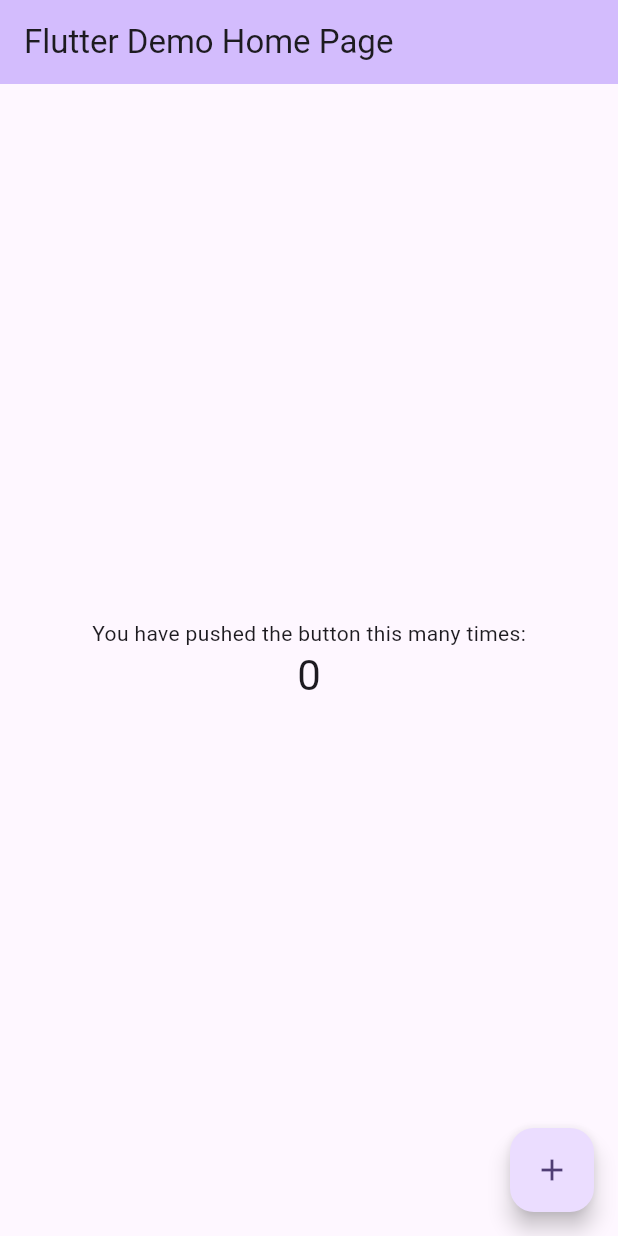
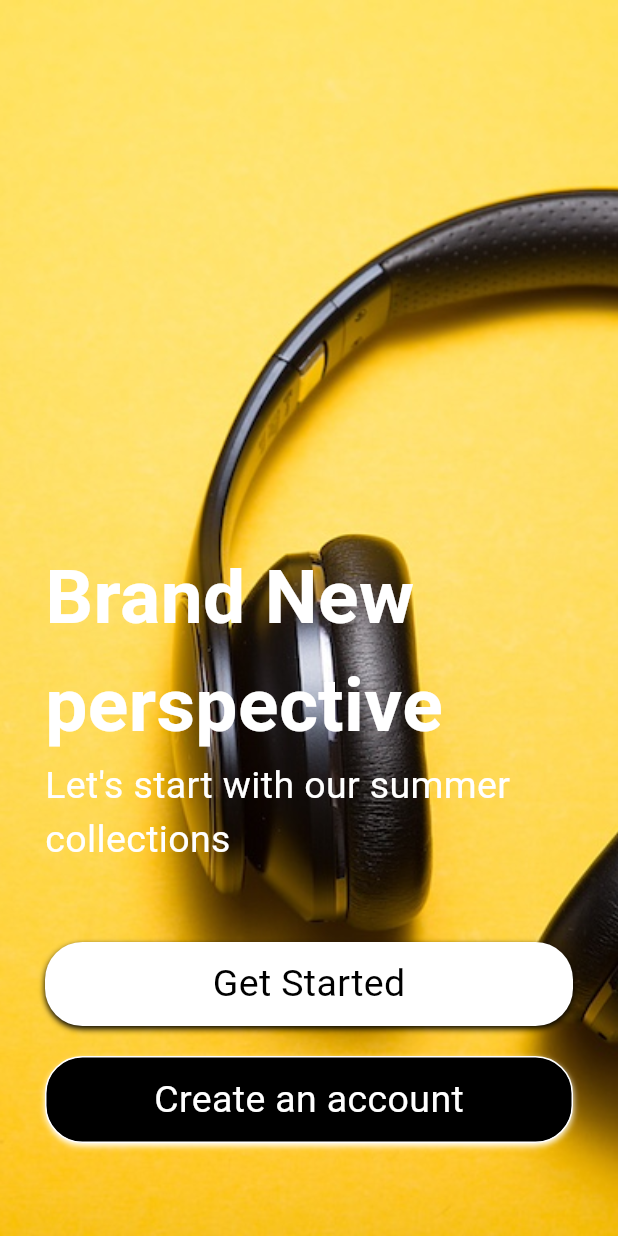
Before and after one commit to phpcodertop/flutter_ecommerce_ui, a Flutter app: the screen it shows after launch, on a phone screen of 412 x 824 dp. Run offline on Flutter 3.47's test engine with Material 3 defaults, Android fonts, the phone set to English and light mode, and no system bars.

Commit message:
finish splash screen

```diff
--- /dev/null
+++ b/lib/category/category.dart
@@ -0,0 +1,10 @@
+import 'package:flutter/material.dart';
+
+class Category extends StatelessWidget {
+  const Category({super.key});
+
+  @override
+  Widget build(BuildContext context) {
+    return Container();
+  }
+}
--- /dev/null
+++ b/lib/home/home.dart
@@ -0,0 +1,10 @@
+import 'package:flutter/material.dart';
+
+class Home extends StatelessWidget {
+  const Home({super.key});
+
+  @override
+  Widget build(BuildContext context) {
+    return Container();
+  }
+}
--- a/lib/main.dart
+++ b/lib/main.dart
@@ -1,4 +1,5 @@
 import 'package:flutter/material.dart';
+import 'package:flutter_ecommerce_ui/splash/splash.dart';
 
 void main() {
   runApp(const MyApp());
@@ -11,115 +12,13 @@ class MyApp extends StatelessWidget {
   @override
   Widget build(BuildContext context) {
     return MaterialApp(
-      title: 'Flutter Demo',
+      title: 'Flutter Ecommerce',
+      debugShowCheckedModeBanner: false,
       theme: ThemeData(
-        // This is the theme of your application.
-        //
-        // TRY THIS: Try running your application with "flutter run". You'll see
-        // the application has a purple toolbar. Then, without quitting the app,
-        // try changing the seedColor in the colorScheme below to Colors.green
-        // and then invoke "hot reload" (save your changes or press the "hot
-        // reload" button in a Flutter-supported IDE, or press "r" if you used
-        // the command line to start the app).
-        //
-        // Notice that the counter didn't reset back to zero; the application
-        // state is not lost during the reload. To reset the state, use hot
-        // restart instead.
-        //
-        // This works for code too, not just values: Most code changes can be
-        // tested with just a hot reload.
         colorScheme: ColorScheme.fromSeed(seedColor: Colors.deepPurple),
         useMaterial3: true,
       ),
-      home: const MyHomePage(title: 'Flutter Demo Home Page'),
+      home: const Splash(),
     );
   }
 }
-
-class MyHomePage extends StatefulWidget {
-  const MyHomePage({super.key, required this.title});
-
-  // This widget is the home page of your application. It is stateful, meaning
-  // that it has a State object (defined below) that contains fields that affect
-  // how it looks.
-
-  // This class is the configuration for the state. It holds the values (in this
-  // case the title) provided by the parent (in this case the App widget) and
-  // used by the build method of the State. Fields in a Widget subclass are
-  // always marked "final".
-
-  final String title;
-
-  @override
-  State<MyHomePage> createState() => _MyHomePageState();
-}
-
-class _MyHomePageState extends State<MyHomePage> {
-  int _counter = 0;
-
-  void _incrementCounter() {
-    setState(() {
-      // This call to setState tells the Flutter framework that something has
-      // changed in this State, which causes it to rerun the build method below
-      // so that the display can reflect the updated values. If we changed
-      // _counter without calling setState(), then the build method would not be
-      // called again, and so nothing would appear to happen.
-      _counter++;
-    });
-  }
-
-  @override
-  Widget build(BuildContext context) {
-    // This method is rerun every time setState is called, for instance as done
-    // by the _incrementCounter method above.
-    //
-    // The Flutter framework has been optimized to make rerunning build methods
-    // fast, so that you can just rebuild anything that needs updating rather
-    // than having to individually change instances of widgets.
-    return Scaffold(
-      appBar: AppBar(
-        // TRY THIS: Try changing the color here to a specific color (to
-        // Colors.amber, perhaps?) and trigger a hot reload to see the AppBar
-        // change color while the other colors stay the same.
-        backgroundColor: Theme.of(context).colorScheme.inversePrimary,
-        // Here we take the value from the MyHomePage object that was created by
-        // the App.build method, and use it to set our appbar title.
-        title: Text(widget.title),
-      ),
-      body: Center(
-        // Center is a layout widget. It takes a single child and positions it
-        // in the middle of the parent.
-        child: Column(
-          // Column is also a layout widget. It takes a list of children and
-          // arranges them vertically. By default, it sizes itself to fit its
-          // children horizontally, and tries to be as tall as its parent.
-          //
-          // Column has various properties to control how it sizes itself and
-          // how it positions its children. Here we use mainAxisAlignment to
-          // center the children vertically; the main axis here is the vertical
-          // axis because Columns are vertical (the cross axis would be
-          // horizontal).
-          //
-          // TRY THIS: Invoke "debug painting" (choose the "Toggle Debug Paint"
-          // action in the IDE, or press "p" in the console), to see the
-          // wireframe for each widget.
-          mainAxisAlignment: MainAxisAlignment.center,
-          children: <Widget>[
-            const Text(
-              'You have pushed the button this many times:',
-            ),
-            Text(
-              '$_counter',
-              style: Theme.of(context).textTheme.headlineMedium,
-            ),
-          ],
-        ),
-      ),
-      floatingActionButton: FloatingActionButton(
-        onPressed: _incrementCounter,
-        tooltip: 'Increment',
-        child: const Icon(Icons.add),
-      ), // This trailing comma makes auto-formatting nicer for build methods.
-    );
-  }
-}
--- /dev/null
+++ b/lib/splash/splash.dart
@@ -0,0 +1,125 @@
+import 'package:flutter/material.dart';
+import '../home/home.dart';
+
+class Splash extends StatelessWidget {
+  const Splash({super.key});
+
+  @override
+  Widget build(BuildContext context) {
+    Size size = MediaQuery
+        .of(context)
+        .size;
+    return Scaffold(
+      body: Stack(
+        children: [
+          Image.asset(
+            'assets/images/tech.jpg',
+            width: size.width,
+            height: size.height,
+            fit: BoxFit.cover,
+          ),
+          Positioned(
+            top: size.height / 2 - 50,
+            left: 0,
+            right: 0,
+            child: Padding(
+              padding: const EdgeInsets.only(left: 30),
+              child: Column(
+                crossAxisAlignment: CrossAxisAlignment.start,
+                mainAxisAlignment: MainAxisAlignment.center,
+                children: [
+                  const Text(
+                    'Brand New perspective',
+                    style: TextStyle(
+                      fontWeight: FontWeight.bold,
+                      fontSize: 50,
+                      color: Colors.white,
+                    ),
+                  ),
+                  const Text(
+                    'Let\'s start with our summer collections',
+                    style: TextStyle(
+                      fontSize: 25,
+                      color: Colors.white,
+                    ),
+                  ),
+                  const SizedBox(
+                    height: 50,
+                  ),
+                  GestureDetector(
+                    onTap: () {
+                      Navigator.of(context).push(
+                          MaterialPageRoute(builder: (_) => const Home(),));
+                    },
+                    child: Container(
+                      width: size.width,
+                      margin: const EdgeInsets.only(right: 30),
+                      padding: const EdgeInsets.fromLTRB(20, 10, 20, 10),
+                      decoration: BoxDecoration(
+                        color: Colors.white,
+                        borderRadius: BorderRadius.circular(25),
+                        boxShadow: const [
+                          BoxShadow(
+                            offset: Offset(0, 2),
+                            color: Colors.black,
+                            blurRadius: 3,
+                          ),
+                        ],
+                      ),
+                      alignment: Alignment.center,
+                      child: const Center(
+                        child: Text(
+                          'Get Started',
+                          style: TextStyle(
+                            color: Colors.black,
+                            fontSize: 25,
+                          ),
+                        ),
+                      ),
+                    ),
+                  ),
+                  const SizedBox(
+                    height: 20,
+                  ),
+                  GestureDetector(
+                    onTap: () {
+                      Navigator.of(context).push(
+                        MaterialPageRoute(builder: (_) => const Home(),));
+                    },
+                    child: Container(
+                      width: size.width,
+                      margin: const EdgeInsets.only(right: 30),
+                      padding: const EdgeInsets.fromLTRB(20, 10, 20, 10),
+                      decoration: BoxDecoration(
+                        color: Colors.black,
+                        borderRadius: BorderRadius.circular(25),
+                        border: Border.all(color: Colors.white),
+                        boxShadow: const [
+                          BoxShadow(
+                            offset: Offset(0, 2),
+                            color: Colors.white,
+                            blurRadius: 3,
+                          ),
+                        ],
+                      ),
+                      alignment: Alignment.center,
+                      child: const Center(
+                        child: Text(
+                          'Create an account',
+                          style: TextStyle(
+                            color: Colors.white,
+                            fontSize: 25,
+                          ),
+                        ),
+                      ),
+                    ),
+                  ),
+                ],
+              ),
+            ),
+          ),
+        ],
+      ),
+    );
+  }
+}
```
Also changed, not shown: pubspec.yaml (+3 -71 lines), assets/images/background.jpg (added), assets/images/beauty-1.jpg (added), assets/images/beauty.jpg (added), assets/images/clothes-1.jpg (added), assets/images/clothes.jpg (added), assets/images/glass.jpg (added), assets/images/perfume.jpg (added), assets/images/person.jpg (added), assets/images/tech-1.jpg (added), assets/images/tech.jpg (added), assets/images/watch.jpg (added), 3 other files.
